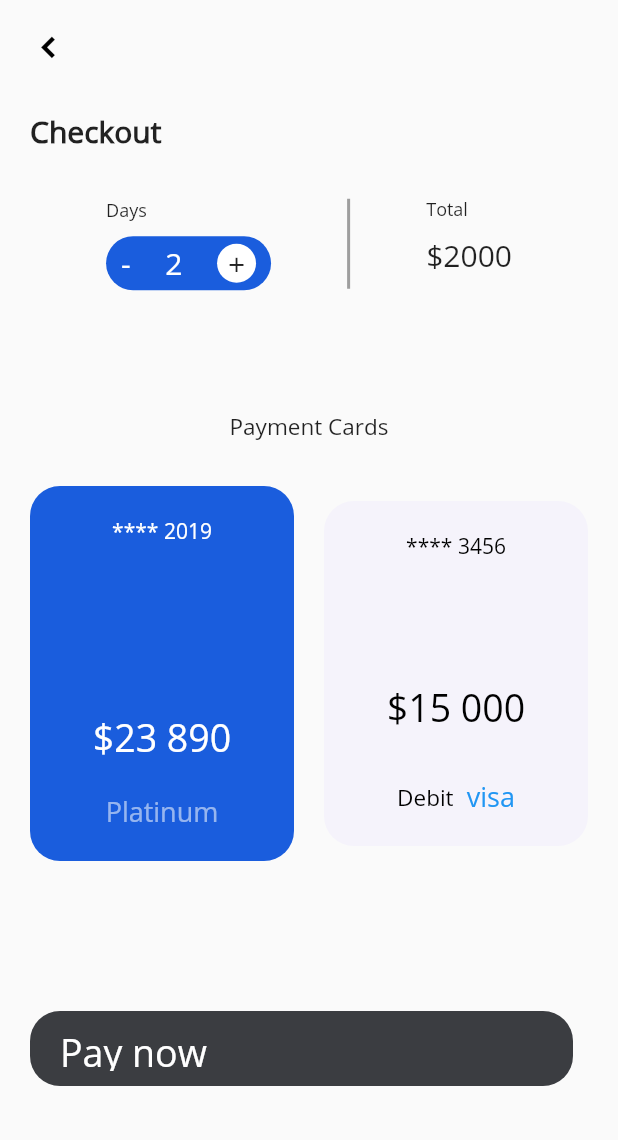
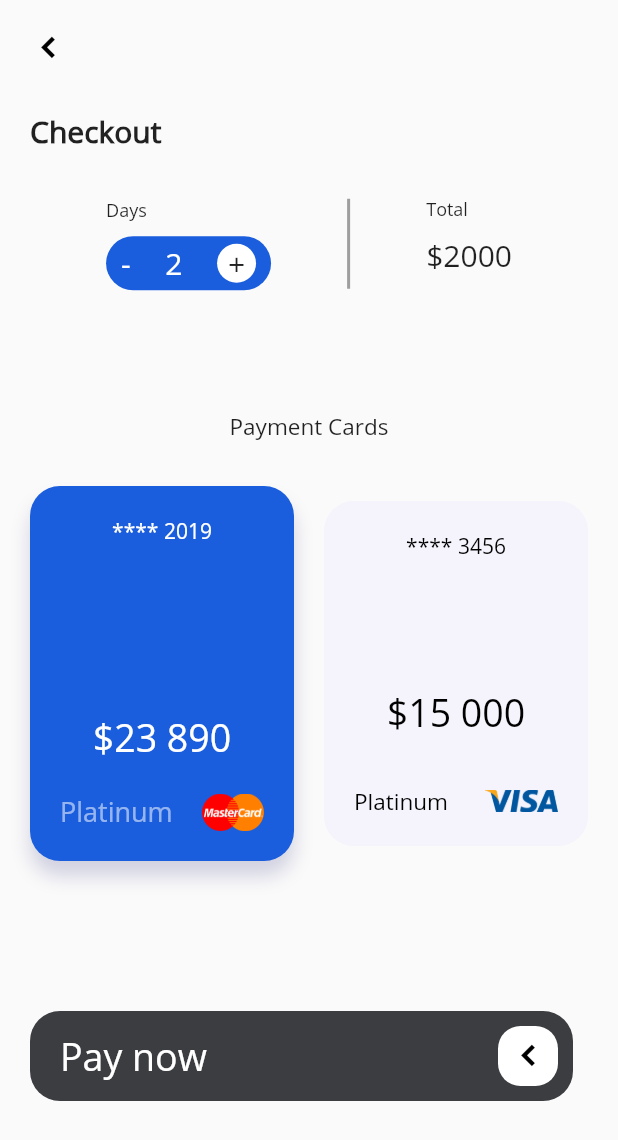
Before and after one commit to TheAlphamerc/flutter_yatch_booking, a Flutter app: the Checkout screen opened by its route, on a phone screen of 412 x 824 dp. Shown: the top 1140 px of the screen. Run offline on Flutter 3.47's test engine with Material 2 defaults, Android fonts, the phone set to English and light mode, and no system bars; our stand-ins replace carousel_slider.

Commit message:
design checkout page

```diff
--- a/lib/pages/checkout.dart
+++ b/lib/pages/checkout.dart
@@ -138,6 +138,9 @@ class _CheckoutState extends State<Checkout> {
          padding: EdgeInsets.all(20),
          margin: EdgeInsets.symmetric(vertical: 30),
          decoration: BoxDecoration(
+           boxShadow: <BoxShadow>[
+        BoxShadow(
+            color: Color(0xffd1d1e1), blurRadius: 10, offset: Offset(0, 10),)],
            borderRadius: BorderRadius.circular(20),
            color: Color(0xff1a5ddd),
          ),
@@ -147,7 +150,13 @@ class _CheckoutState extends State<Checkout> {
            Text('**** 2019',style: TextStyle(color: Colors.white),),
            SizedBox(height: 70,),
            Text('\$23 890',style: TextStyle(color: Colors.white,fontSize: 25),),
-           Text('Platinum',style: TextStyle(color: Colors.white54,fontSize: 18),),
+           Row(
+             mainAxisAlignment: MainAxisAlignment.spaceBetween,
+             children: <Widget>[
+            Text('Platinum',style: TextStyle(color: Colors.white54,fontSize: 18),),
+            Image.asset('assets/image/masterCardLogo.png',height:25)
+           ],),
+
          ],),
        ),
        SizedBox(width: 20,),
@@ -157,6 +166,7 @@ class _CheckoutState extends State<Checkout> {
          padding: EdgeInsets.all(20),
          margin: EdgeInsets.symmetric(vertical: 30),
          decoration: BoxDecoration(
+
            borderRadius: BorderRadius.circular(20),
            color: Color(0xfff5f3fb),
          ),
@@ -169,10 +179,9 @@ class _CheckoutState extends State<Checkout> {
            Row(
              mainAxisAlignment: MainAxisAlignment.spaceBetween,
            children: <Widget>[
-             SizedBox(width: 20,),
-           Text('Debit',style: TextStyle(color: Colors.black,fontSize: 15),),
-           Text('visa',style: TextStyle(color: Colors.blue,fontSize: 18),),
-             SizedBox(width: 20,),
+            Text('Platinum',style: TextStyle(color: Colors.black,fontSize: 15),),
+            Image.asset('assets/image/visaCardLogo.png',height:15),
+
            ],)
          ],)
        )
@@ -185,7 +194,7 @@ class _CheckoutState extends State<Checkout> {
       child: Container(
         padding: EdgeInsets.only(left: 20, top: 10, right: 10, bottom: 10),
         margin: EdgeInsets.only(left: 0, top: 70, right: 10, bottom: 10),
-        height: 50,
+        height: 60,
         width: MediaQuery.of(context).size.width,
         decoration: BoxDecoration(
             borderRadius: BorderRadius.circular(20), color: Color(0xff3b3d41)),
@@ -197,12 +206,25 @@ class _CheckoutState extends State<Checkout> {
               style:
                   TextStyle(color: Colors.white, fontSize: 25),
             ),
+             Container(
+                // padding: EdgeInsets.all(5),
+                height: 40,
+                width: 40,
+                decoration: BoxDecoration(
+                    borderRadius: BorderRadius.circular(15),
+                    color: Colors.white),
+                child: Icon(
+                  IconData(
+                    0xeab5,
+                    fontFamily: 'icofont',
+                  ),
+                  color: Colors.black,
+                ))
 
           ],
         ),
       ),
       onTap: ()=>{}
-
     );
   }
 }
--- a/pubspec.yaml
+++ b/pubspec.yaml
@@ -55,6 +55,8 @@ flutter:
    - assets/image/yatch_side_4.jpg
    - assets/image/yatch_side_5.jpg
    - assets/image/yatch_side_6.jpg
+   - assets/image/visaCardLogo.png
+   - assets/image/masterCardLogo.png
   #  - images/a_dot_ham.jpeg
 
   # An image asset can refer to one or more resolution-specific "variants", see
```
Also changed, not shown: lib/pages/yatch_detail.dart (+8 -6 lines), assets/image/masterCardLogo.png (added), assets/image/visaCardLogo.png (added), assets/image/yatch_1.png, assets/image/yatch_2.png, assets/image/yatch_3.png, 2 other files.
